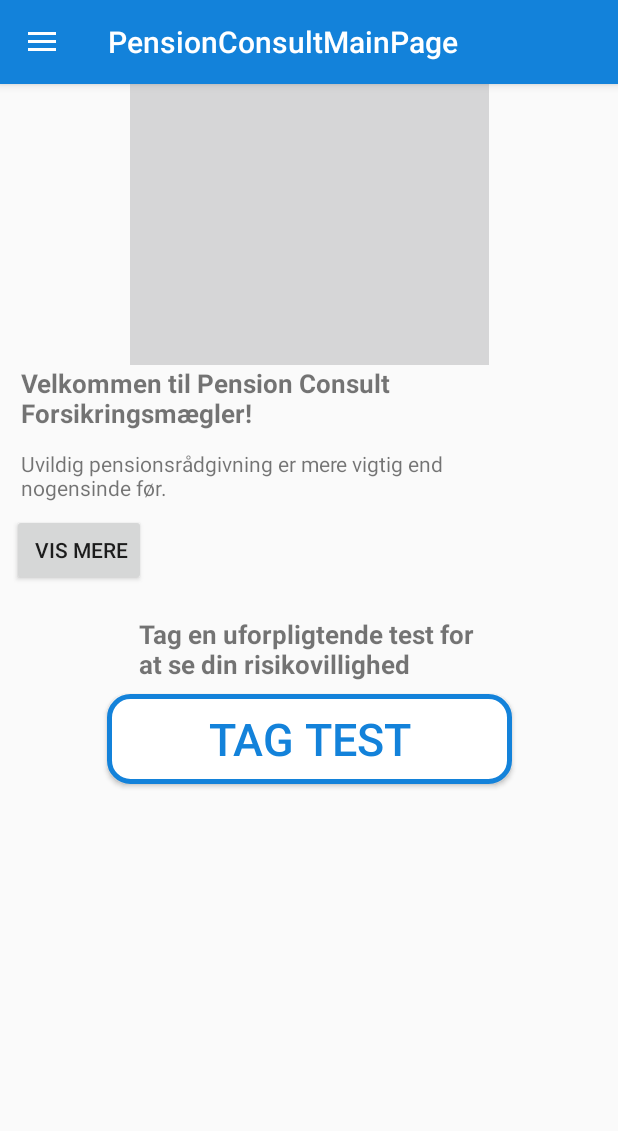
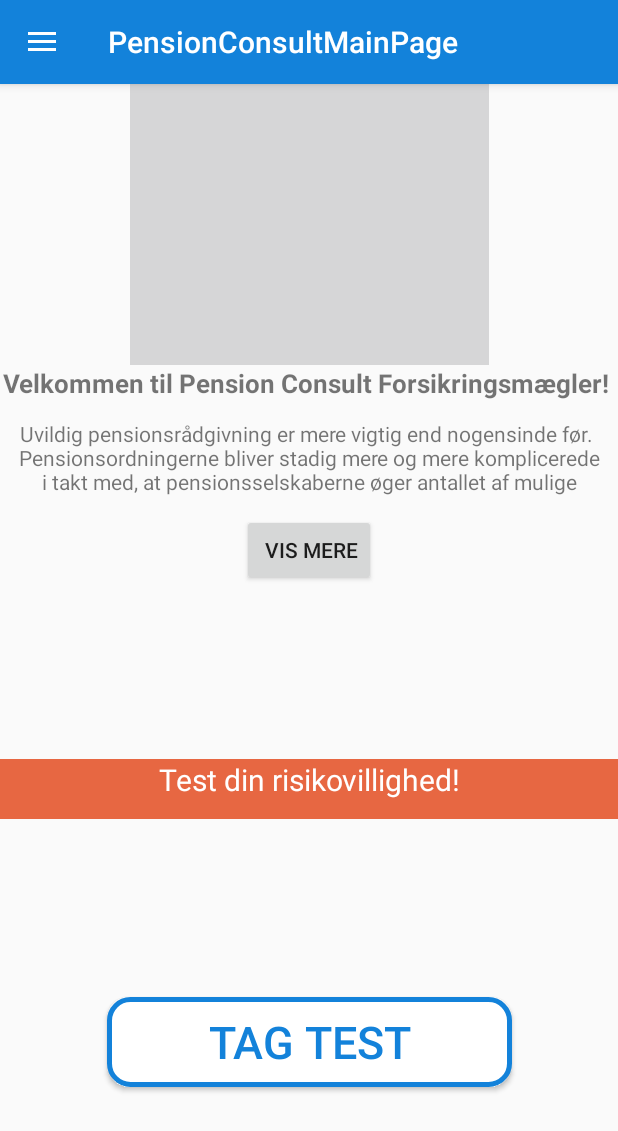
Before and after one commit to TheWombat13/PensionConsultMainPage, an Android app: the screen it shows after launch (FrontPage), on a phone screen of 412 x 824 dp. Shown: the top 1131 px of the screen. Run offline under Robolectric (Android 15) with nearby library versions, the phone set to English and light mode, and no system bars.

Commit message:
Front page done

```diff
--- a/app/src/main/java/com/example/jonathanlarsen/pensionconsultmainpage/FrontPage.java
+++ b/app/src/main/java/com/example/jonathanlarsen/pensionconsultmainpage/FrontPage.java
@@ -24,7 +24,7 @@ public class FrontPage extends AppCompatActivity
 
     Button Test, showtext;
     ImageView frontpageimg;
-    TextView text, testtxt;
+    TextView text;
     AnimationDrawable frameAnimation;
 
     @Override
@@ -37,8 +37,6 @@ public class FrontPage extends AppCompatActivity
         frontpageimg = (ImageView)findViewById(R.id.imageView);
         frontpageimg.setImageDrawable(getResources().getDrawable( R.drawable.frontpageanim));
 
-        testtxt = (TextView)findViewById(R.id.testinfo);
-        testtxt.setText(Html.fromHtml(getString(R.string.Testinfo)));
 
         text = (TextView)findViewById(R.id.infotext);
         text.setText(Html.fromHtml(getString(R.string.Introtext)));
--- a/app/src/main/res/layout/content_front_page.xml
+++ b/app/src/main/res/layout/content_front_page.xml
@@ -41,7 +41,6 @@
                 android:layout_width="270dp"
                 android:layout_height="60dp"
 
-                android:layout_marginBottom="8dp"
                 android:layout_marginTop="8dp"
                 android:background="@drawable/buttonshape"
                 android:shadowColor="#A8A8A8"
@@ -57,7 +56,7 @@
                 app:layout_constraintRight_toRightOf="parent"
                 app:layout_constraintStart_toStartOf="parent"
                 app:layout_constraintTop_toBottomOf="@+id/testinfo"
-                app:layout_constraintVertical_bias="0.0" />
+                app:layout_constraintVertical_bias="0.733" />
 
             <Button
                 android:id="@+id/readmore"
@@ -66,20 +65,21 @@
                 android:layout_marginEnd="8dp"
                 android:layout_marginLeft="16dp"
                 android:layout_marginStart="8dp"
-                android:layout_marginTop="8dp"
+                android:layout_marginTop="12dp"
                 android:text=" VIS MERE"
                 app:layout_constraintEnd_toEndOf="parent"
-                app:layout_constraintHorizontal_bias="0.0"
+                app:layout_constraintHorizontal_bias="0.501"
                 app:layout_constraintLeft_toLeftOf="parent"
                 app:layout_constraintStart_toStartOf="parent"
                 app:layout_constraintTop_toBottomOf="@+id/infotext" />
 
             <TextView
                 android:id="@+id/infotext"
-                android:layout_width="348dp"
+                android:layout_width="match_parent"
                 android:layout_height="wrap_content"
                 android:maxLines="5"
                 android:text="@string/Introtext"
+                android:textAlignment="center"
                 app:layout_constraintEnd_toEndOf="parent"
                 app:layout_constraintHorizontal_bias="0.222"
                 app:layout_constraintLeft_toLeftOf="parent"
@@ -89,10 +89,17 @@
 
             <TextView
                 android:id="@+id/testinfo"
-                android:layout_width="wrap_content"
-                android:layout_height="wrap_content"
-                android:layout_marginTop="20dp"
-                app:layout_constraintHorizontal_bias="0.501"
+                android:layout_width="match_parent"
+                android:layout_height="40dp"
+                android:layout_marginBottom="12dp"
+                android:layout_marginTop="16dp"
+                android:background="#e76742"
+                android:text="Test din risikovillighed!"
+                android:textAlignment="center"
+                android:textColor="#ffffff"
+                android:textSize="20sp"
+                app:layout_constraintBottom_toTopOf="@+id/test"
+                app:layout_constraintHorizontal_bias="0.0"
                 app:layout_constraintLeft_toLeftOf="parent"
                 app:layout_constraintRight_toRightOf="parent"
                 app:layout_constraintTop_toBottomOf="@+id/readmore" />
--- a/app/src/main/res/values/strings.xml
+++ b/app/src/main/res/values/strings.xml
@@ -33,11 +33,6 @@
         ]]>
         </string>
 
-    <string name="Testinfo">
-        <![CDATA[
-        <big> <b> Tag en uforpligtende test for <br> at se din risikovillighed </b> </big>
-        ]]>
-    </string>
 
     <string-array name="contact_subjects">
         <item>Uvildig Rådgivning</item>
```
